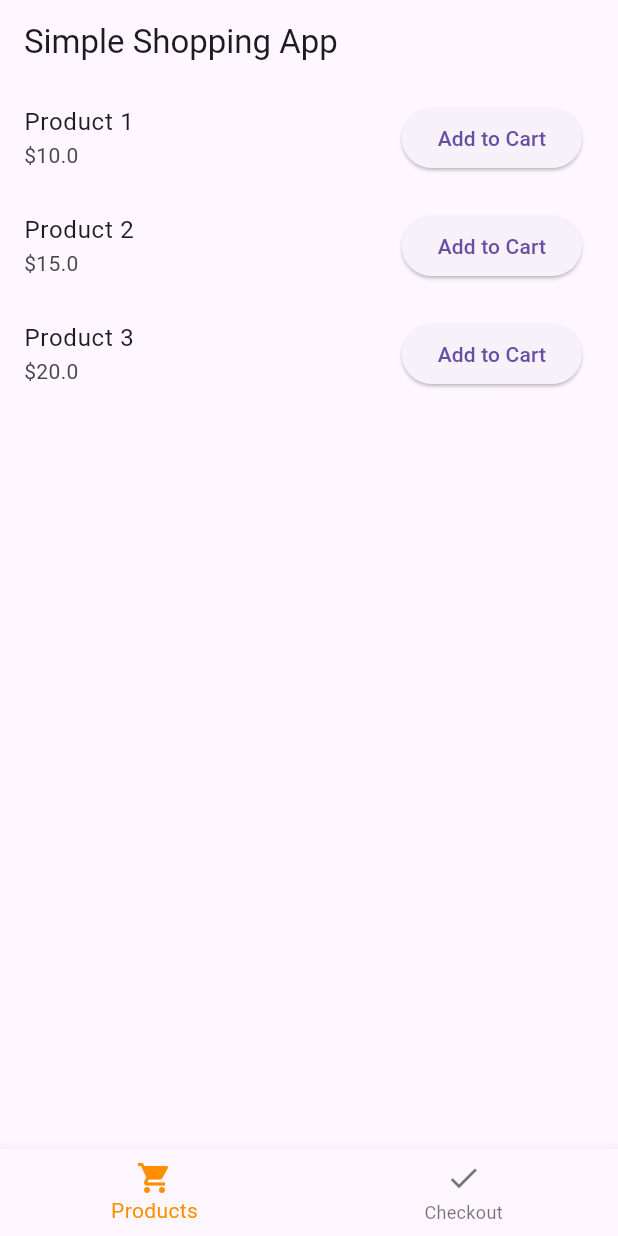
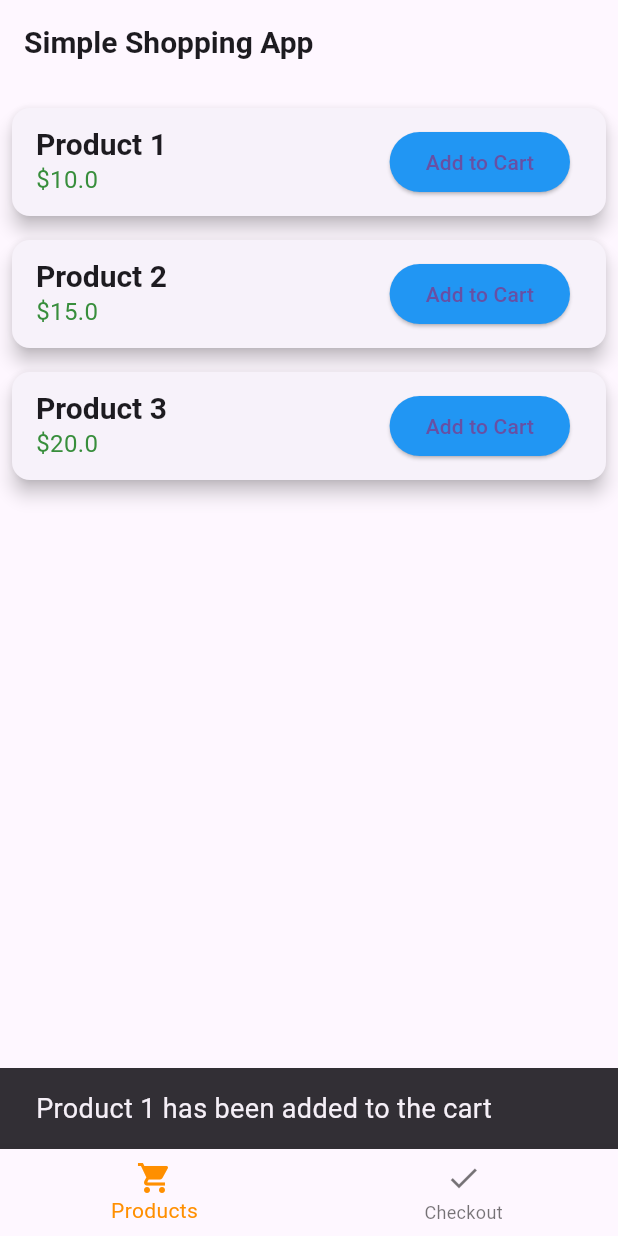
Before and after one commit to ezeanyimhenry/simple_shopping_app, a Flutter app: the screen it shows after launch, after a tap on "Add to Cart", on a phone screen of 412 x 824 dp. Run offline on Flutter 3.47's test engine with Material 3 defaults, Android fonts, the phone set to English and light mode, and no system bars.

Commit message:
update app

```diff
--- a/lib/main.dart
+++ b/lib/main.dart
@@ -11,6 +11,11 @@ class MyApp extends StatelessWidget {
       title: 'Simple Shopping App',
       theme: ThemeData(
         primarySwatch: Colors.blue,
+        visualDensity: VisualDensity.adaptivePlatformDensity,
+        textTheme: TextTheme(
+          titleLarge: TextStyle(fontSize: 20.0, fontWeight: FontWeight.bold),
+          bodyMedium: TextStyle(fontSize: 18.0),
+        ),
       ),
       home: MyHomePage(),
     );
@@ -41,6 +46,12 @@ class _MyHomePageState extends State<MyHomePage> {
     setState(() {
       cart.add(product);
     });
+    ScaffoldMessenger.of(context).showSnackBar(
+      SnackBar(
+        content: Text('${product.name} has been added to the cart'),
+        duration: Duration(seconds: 2),
+      ),
+    );
   }
 
   void _removeFromCart(Product product) {
@@ -95,18 +106,37 @@ class ProductsScreen extends StatelessWidget {
 
   @override
   Widget build(BuildContext context) {
-    return ListView.builder(
+    return Padding(
+      padding: const EdgeInsets.all(8.0),
+      child: ListView.builder(
         itemCount: products.length,
         itemBuilder: (context, index) {
-        return ListTile(
-          title: Text(products[index].name),
-          subtitle: Text('\$${products[index].price}'),
+          return Card(
+            elevation: 5,
+            margin: EdgeInsets.symmetric(vertical: 8.0),
+            child: ListTile(
+              title: Text(
+                products[index].name,
+                style: Theme.of(context).textTheme.titleLarge,
+              ),
+              subtitle: Text(
+                '\$${products[index].price}',
+                style: TextStyle(color: Colors.green[700], fontSize: 16),
+              ),
               trailing: ElevatedButton(
                 onPressed: () => addToCart(products[index]),
                 child: Text('Add to Cart'),
+                style: ElevatedButton.styleFrom(
+                  backgroundColor: Colors.blue,
+                  shape: RoundedRectangleBorder(
+                    borderRadius: BorderRadius.circular(20.0),
+                  ),
+                ),
+              ),
             ),
           );
         },
+      ),
     );
   }
 }
@@ -122,28 +152,59 @@ class CheckoutScreen extends StatelessWidget {
     return Column(
       children: [
         Expanded(
+          child: Padding(
+            padding: const EdgeInsets.all(8.0),
             child: ListView.builder(
               itemCount: cart.length,
               itemBuilder: (context, index) {
-              return ListTile(
-                title: Text(cart[index].name),
-                subtitle: Text('\$${cart[index].price}'),
+                return Card(
+                  elevation: 5,
+                  margin: EdgeInsets.symmetric(vertical: 8.0),
+                  child: ListTile(
+                    title: Text(
+                      cart[index].name,
+                      style: Theme.of(context).textTheme.titleLarge,
+                    ),
+                    subtitle: Text(
+                      '\$${cart[index].price}',
+                      style: TextStyle(color: Colors.green[700], fontSize: 16),
+                    ),
                     trailing: ElevatedButton(
                       onPressed: () => removeFromCart(cart[index]),
                       child: Text('Remove'),
+                      style: ElevatedButton.styleFrom(
+                        backgroundColor: Colors.red,
+                        shape: RoundedRectangleBorder(
+                          borderRadius: BorderRadius.circular(20.0),
+                        ),
+                      ),
+                    ),
                   ),
                 );
               },
             ),
           ),
-        ElevatedButton(
+        ),
+        Padding(
+          padding: const EdgeInsets.all(8.0),
+          child: ElevatedButton(
             onPressed: () {
               Navigator.push(
                 context,
-              MaterialPageRoute(builder: (context) => OrderSuccessfulScreen()),
+                MaterialPageRoute(
+                    builder: (context) => OrderSuccessfulScreen()),
               );
             },
             child: Text('Order Now'),
+            style: ElevatedButton.styleFrom(
+              backgroundColor: Colors.green,
+              shape: RoundedRectangleBorder(
+                borderRadius: BorderRadius.circular(20.0),
+              ),
+              padding: EdgeInsets.symmetric(horizontal: 50, vertical: 15),
+              textStyle: TextStyle(fontSize: 18),
+            ),
+          ),
         ),
       ],
     );
```
Lines whose indentation alone changed are shown as unchanged.
